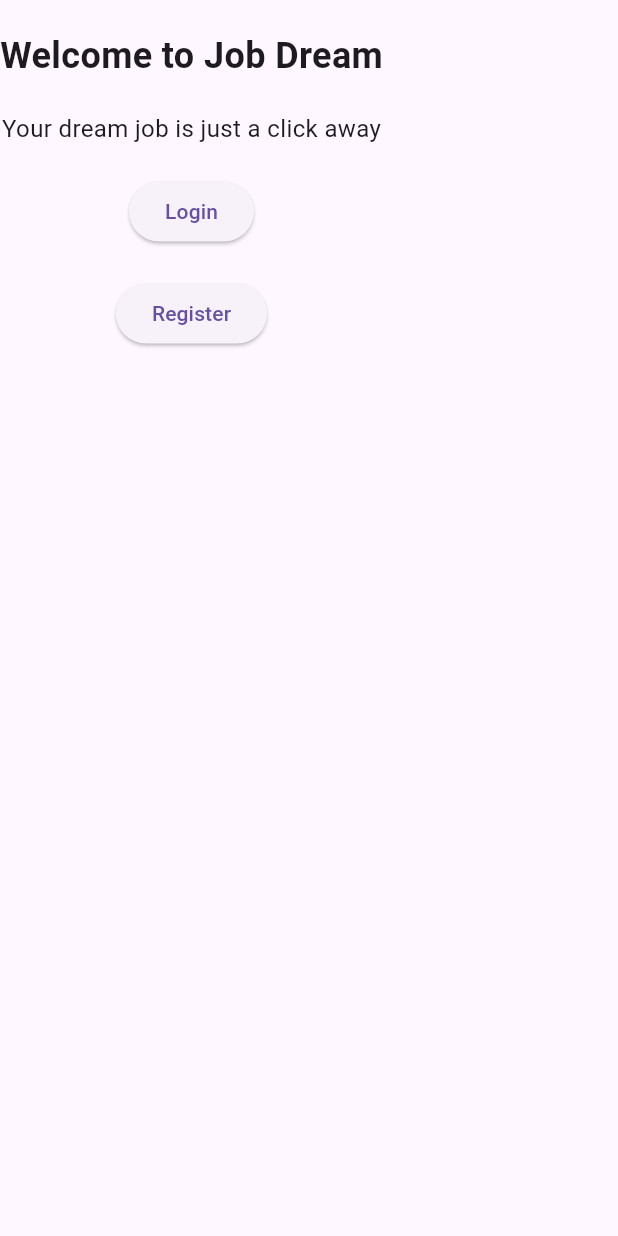
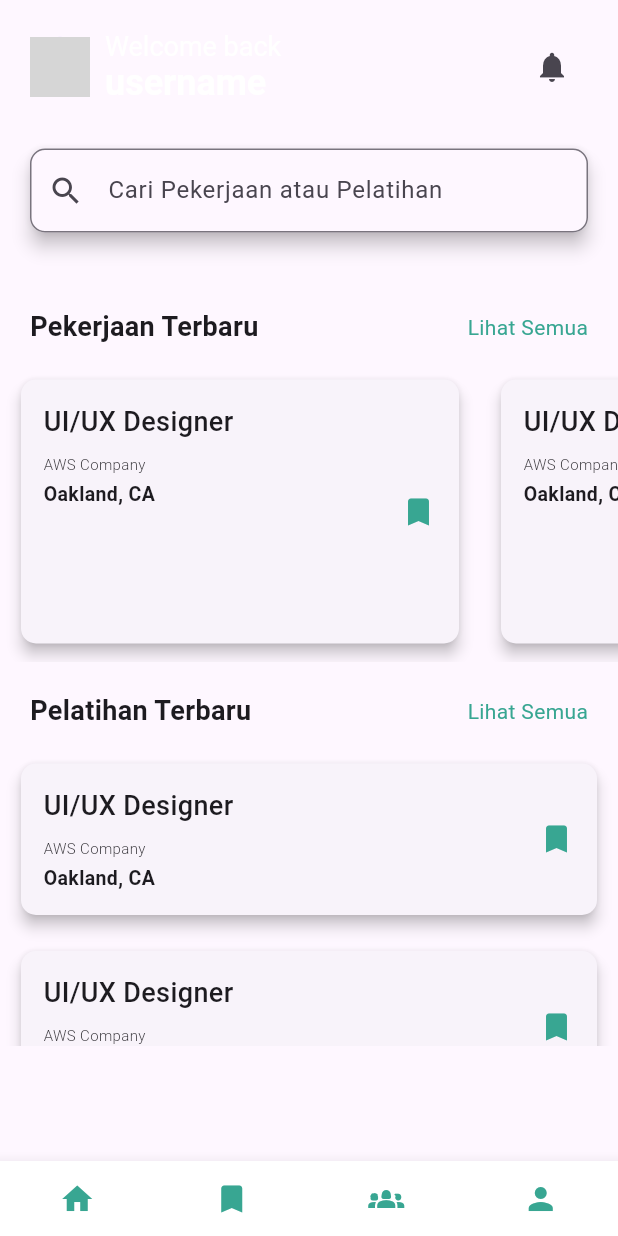
Before and after one commit to Avisenna21/Proyek-Tingkat, a Flutter app: the HomePage screen opened directly, on a phone screen of 412 x 824 dp. Run offline on Flutter 3.47's test engine with Material 3 defaults, Android fonts, the phone set to English and light mode, and no system bars; our stand-ins replace firebase_auth, firebase_core, logger, pin_code_fields; accounts and stored records are empty; network calls fail; grey boxes are pictures that could not be loaded.

Commit message:
add dashboard page

```diff
--- a/lib/app/modules/auth/controller/auth_controller.dart
+++ b/lib/app/modules/auth/controller/auth_controller.dart
@@ -28,7 +28,6 @@ class AuthController {
         email: email,
         password: password,
       );
-      // Set the username for the user
       await userCredential.user?.updateDisplayName(username);
       return userCredential.user;
     } catch (e) {
@@ -44,4 +43,21 @@ class AuthController {
       logger.e("Error signing out: $e");
     }
   }
+
+  Future<User?> loginWithGoogle() async {
+    try {
+      final GoogleAuthProvider googleProvider = GoogleAuthProvider();
+      final UserCredential userCredential =
+          await _auth.signInWithPopup(googleProvider);
+      return userCredential.user;
+    } catch (e) {
+      logger.e("Error logging in with Google: $e");
+      return null;
+    }
+  }
 }
+
+Future<User?> GetUser() async {
+  final FirebaseAuth _auth = FirebaseAuth.instance;
+  return _auth.currentUser;
+}
--- a/lib/app/modules/auth/login/views/login_page.dart
+++ b/lib/app/modules/auth/login/views/login_page.dart
@@ -30,10 +30,10 @@ class _LoginPageState extends State<LoginPage> {
     final String email = _emailController.text;
     final String password = _passwordController.text;
 
-    final isSignedIn = (await loginService.signInWithEmailAndPassword(
+    final isSignedIn = await loginService.signInWithEmailAndPassword(
       email,
       password,
-    ));
+    );
 
     if (isSignedIn != null) {
       logger.i('Login successful');
@@ -78,6 +78,7 @@ class _LoginPageState extends State<LoginPage> {
             SizedBox(
               width: 400, // Specify the desired width
               child: TextField(
+                controller: _emailController,
                 decoration: InputDecoration(
                   labelText: 'Enter your email',
                   border: OutlineInputBorder(
@@ -92,6 +93,7 @@ class _LoginPageState extends State<LoginPage> {
               width: 400, // Specify the desired width
               child: TextField(
                 obscureText: true,
+                controller: _passwordController,
                 decoration: InputDecoration(
                   labelText: 'Password',
                   border: OutlineInputBorder(
@@ -122,7 +124,9 @@ class _LoginPageState extends State<LoginPage> {
 
             // ElevatedButton for 'Sign in'
             PrimaryButton("Sign in",
-                onPressed: () => Navigator.pushNamed(context, '/home')),
+                onPressed: () {
+                  _login();
+                }),
             const SizedBox(height: 20.0),
 
             // Text for 'G Sign in with Google'
--- a/lib/app/modules/home/views/home_page.dart
+++ b/lib/app/modules/home/views/home_page.dart
@@ -1,5 +1,7 @@
 
 import 'package:flutter/material.dart';
+import 'package:job_dream/app/widgets/navbar.dart';
+import 'package:job_dream/app/widgets/primary_card.dart';
 
 class HomePage extends StatelessWidget {
   @override
@@ -10,38 +12,144 @@ class HomePage extends StatelessWidget {
           child: Column(
             children: [
               const SizedBox(height: 20),
-              const Text(
-                'Welcome to Job Dream',
-                style: TextStyle(
-                  fontSize: 24,
-                  fontWeight: FontWeight.bold,
+              Container(
+                padding: const EdgeInsets.symmetric(horizontal: 20),
+                child: Row(
+                  children: [
+                    const CircleAvatar(
+                      backgroundImage: NetworkImage('https://example.com/profile_picture.jpg'),
+                    ),
+                    const SizedBox(width: 10),
+                    Expanded(
+                      child: RichText(
+                        text: const TextSpan(
+                          text: 'Welcome back\n',
+                          style: TextStyle(
+                            fontSize: 18,
+                            fontWeight: FontWeight.normal,
+                          ),
+                          children: [
+                            TextSpan(
+                              text: 'username',
+                              style: TextStyle(
+                                fontSize: 24,
+                                fontWeight: FontWeight.bold,
+                              ),
+                            ),
+                          ],
+                        ),
+                      ),
+                    ),
+                    IconButton(
+                      icon: const Icon(Icons.notifications),
+                      onPressed: () {
+                        // Handle notification icon press
+                      },
+                    ),
+                  ],
+                ),
+              ),
+              Container(
+                margin: const EdgeInsets.symmetric(vertical: 20),
+                child: Padding(
+                  padding: const EdgeInsets.symmetric(horizontal: 20, vertical: 10),
+                  child: Material(
+                    elevation: 5,
+                    shadowColor: Colors.black,
+                    borderRadius: BorderRadius.circular(10),
+                    child: TextField(
+                      decoration: InputDecoration(
+                        hintText: 'Cari Pekerjaan atau Pelatihan',
+                        prefixIcon: const Icon(Icons.search),
+                        border: OutlineInputBorder(
+                          borderRadius: BorderRadius.circular(10),
+                        ),
+                      ),
+                    ),
+                  ),
                 ),
               ),
               const SizedBox(height: 20),
-              const Text(
-                'Your dream job is just a click away',
-                style: TextStyle(
-                  fontSize: 16,
+              const Padding(
+                padding: EdgeInsets.symmetric(horizontal: 20),
+                child: Row(
+                  mainAxisAlignment: MainAxisAlignment.spaceBetween,
+                  children: [
+                    Text(
+                      'Pekerjaan Terbaru',
+                      style: TextStyle(
+                        fontSize: 18,
+                        fontWeight: FontWeight.bold,
+                      ),
+                    ),
+                    Text(
+                      'Lihat Semua',
+                      style: TextStyle(
+                        fontSize: 14,
+                        color: Color(0xFF38A692),
+                      ),
+                    ),
+                  ],
+                ),
+              ),
+              const SizedBox(height: 10),
+              Container(
+                height: 200,
+                child: ListView.builder(
+                  scrollDirection: Axis.horizontal,
+                  itemCount: 5,
+                  itemBuilder: (BuildContext context, int index) {
+                    return Container(
+                      margin: const EdgeInsets.symmetric(horizontal: 10),
+                      width: 300,
+                      child: PrimaryCard(role: "UI/UX Designer", company: "AWS Company", address: "Oakland, CA"),
+                    );
+                  },
                 ),
               ),
               const SizedBox(height: 20),
-              ElevatedButton(
-                onPressed: () {
-                  Navigator.pushNamed(context, '/login');
-                },
-                child: const Text('Login'),
+              const Padding(
+                padding: EdgeInsets.symmetric(horizontal: 20),
+                child: Row(
+                  mainAxisAlignment: MainAxisAlignment.spaceBetween,
+                  children: [
+                    Text(
+                      'Pelatihan Terbaru',
+                      style: TextStyle(
+                        fontSize: 18,
+                        fontWeight: FontWeight.bold,
+                      ),
+                    ),
+                    Text(
+                      'Lihat Semua',
+                      style: TextStyle(
+                        fontSize: 14,
+                        color: Color(0xFF38A692),
+                      ),
+                    ),
+                  ],
+                ),
               ),
-              const SizedBox(height: 20),
-              ElevatedButton(
-                onPressed: () {
-                  Navigator.pushNamed(context, '/register');
-                },
-                child: const Text('Register'),
+              const SizedBox(height: 10),
+              Container(
+                height: 200,
+                child: ListView.builder(
+                  scrollDirection: Axis.vertical,
+                  itemCount: 5,
+                  itemBuilder: (BuildContext context, int index) {
+                    return Container(
+                      margin: const EdgeInsets.symmetric(horizontal: 10),
+                      width: 300,
+                      child: PrimaryCard(role: "UI/UX Designer", company: "AWS Company", address: "Oakland, CA"),
+                    );
+                  },
+                ),
               ),
             ],
           ),
         ),
       ),
+      bottomNavigationBar: NavBar(),
     );
   }
 }
--- a/lib/app/widgets/navbar.dart
+++ b/lib/app/widgets/navbar.dart
@@ -1,5 +1,6 @@
 import 'package:flutter/material.dart';
 import 'package:job_dream/app/modules/favourite/views/favourite_page.dart';
+import 'package:job_dream/app/modules/home/views/home_page.dart';
 import 'package:job_dream/app/modules/profile/views/profile_page.dart';
 class NavBar extends StatelessWidget {
   @override
@@ -14,13 +15,17 @@ class NavBar extends StatelessWidget {
           mainAxisAlignment: MainAxisAlignment.spaceAround,
           children: <Widget>[
             IconButton(
-              icon: Icon(Icons.home, color: Color(0xFF38A692)), // Change icon color here
+              icon: const Icon(Icons.home, color: const Color(0xFF38A692)),
               onPressed: () {
-                // Tambahkan aksi untuk navigasi ke halaman beranda
+               Navigator.pushReplacement(
+                      context,
+                      MaterialPageRoute(
+                          builder: (context) => HomePage()),
+                    );
               },
             ),
             IconButton(
-              icon: Icon(Icons.bookmark, color: Color(0xFF38A692)), // Change icon color here
+              icon: const Icon(Icons.bookmark, color: Color(0xFF38A692)),
               onPressed: () {
                 Navigator.pushReplacement(
                       context,
@@ -30,13 +35,13 @@ class NavBar extends StatelessWidget {
               },
             ),
             IconButton(
-              icon: Icon(Icons.groups_2, color: Color(0xFF38A692)), // Change icon color here
+              icon: const Icon(Icons.groups_2, color: Color(0xFF38A692)),
               onPressed: () {
                 // Tambahkan aksi untuk navigasi ke halaman notifikasi
               },
             ),
             IconButton(
-              icon: Icon(Icons.person, color: Color(0xFF38A692)), // Change icon color here
+              icon: const Icon(Icons.person, color: Color(0xFF38A692)),
               onPressed: () {
                  Navigator.pushReplacement(
                       context,
--- /dev/null
+++ b/lib/app/widgets/primary_card.dart
@@ -0,0 +1,69 @@
+import 'package:flutter/material.dart';
+
+class PrimaryCard extends StatefulWidget {
+  final String role;
+  final String company;
+  final String address;
+
+  const PrimaryCard(
+      {Key? key,
+      required this.role,
+      required this.company,
+      required this.address})
+      : super(key: key);
+
+  @override
+  _PrimaryCardState createState() => _PrimaryCardState();
+}
+
+class _PrimaryCardState extends State<PrimaryCard> {
+  @override
+  Widget build(BuildContext context) {
+    return GestureDetector(
+      child: Container(
+        margin: const EdgeInsets.symmetric(vertical: 8.0),
+        child: Card(
+          shape: RoundedRectangleBorder(
+            borderRadius: BorderRadius.circular(10.0),
+          ),
+          elevation: 4,
+          shadowColor: Colors.black,
+          surfaceTintColor: Colors.white,
+          child: Padding(
+            padding: const EdgeInsets.all(15.0),
+            child: Row(
+              children: [
+                Expanded(
+                  child: Column(
+                    crossAxisAlignment: CrossAxisAlignment.start,
+                    children: [
+                      Padding(
+                        padding: const EdgeInsets.only(bottom: 8.0),
+                        child: Text(widget.role,
+                            style: const TextStyle(
+                                fontWeight: FontWeight.w500, fontSize: 18)),
+                      ),
+                      Padding(
+                        padding: const EdgeInsets.only(bottom: 4.0),
+                        child: Text(widget.company,
+                            style: const TextStyle(
+                                fontWeight: FontWeight.w300, fontSize: 10)),
+                      ),
+                      Text(widget.address,
+                          style: const TextStyle(
+                              fontWeight: FontWeight.bold, fontSize: 13)),
+                    ],
+                  ),
+                ),
+                const Icon(
+                  Icons.bookmark,
+                  color: Color(0xFF38A692),
+                ),
+              ],
+            ),
+          ),
+        ),
+      ),
+    );
+  }
+}
--- a/lib/main.dart
+++ b/lib/main.dart
@@ -1,8 +1,7 @@
 import 'package:flutter/material.dart';
-import 'package:job_dream/app/modules/favourite/views/favourite_page.dart';
 import 'package:firebase_core/firebase_core.dart';
 import 'firebase_options.dart';
-
+import 'package:job_dream/app/modules/home/views/home_page.dart';
 
 void main() async {
   WidgetsFlutterBinding.ensureInitialized();
@@ -12,7 +11,7 @@ void main() async {
   runApp(  MaterialApp(
     debugShowCheckedModeBanner: false,
     home: Scaffold(
-      body: FavouritePage(),
+      body: HomePage(),
     ),
   ));
 }
```
Also changed, not shown: lib/app/widgets/secondary_button.dart (line endings or trailing spaces).
